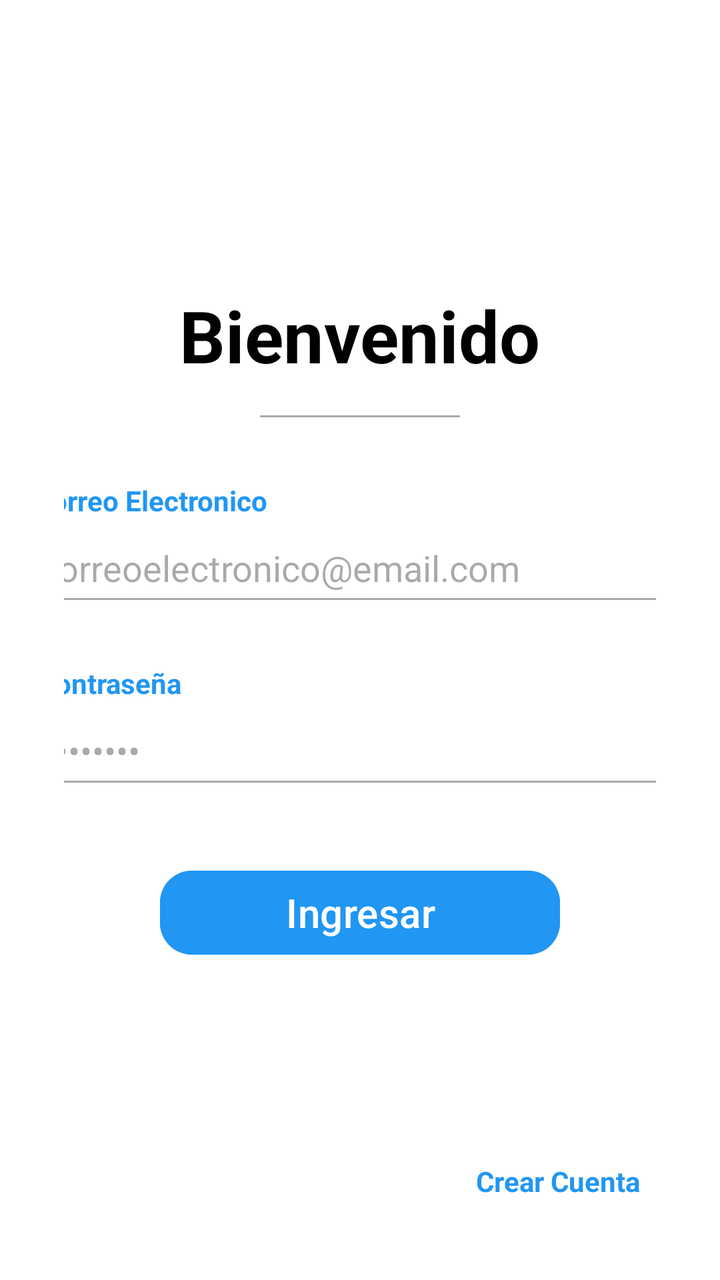
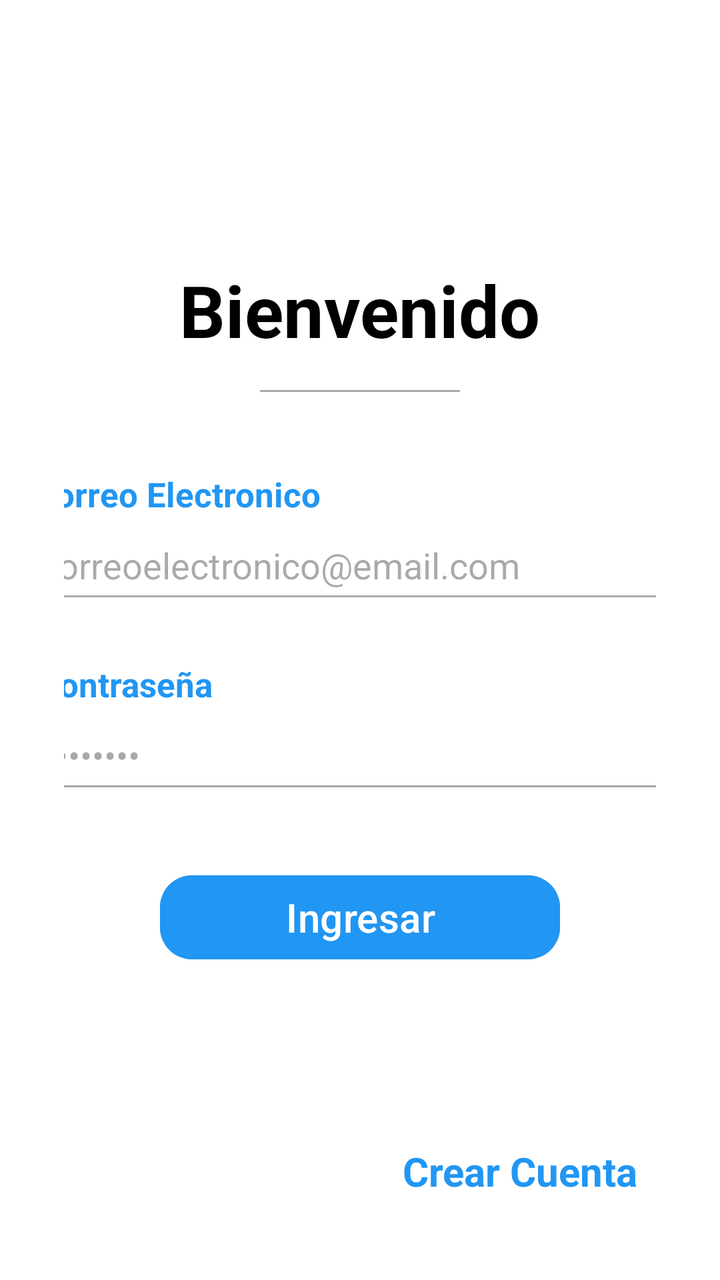

An Android layout rendered at two revisions. The XML below is the earlier revision; the diff shows what the commit changed to produce the second picture.
<!-- AndroidManifest.xml: application theme Theme.Monitoreo_de_Aire -->
<!-- res/layout/activity_login.xml -->
<?xml version="1.0" encoding="utf-8"?>
<LinearLayout xmlns:android="http://schemas.android.com/apk/res/android"
    xmlns:app="http://schemas.android.com/apk/res-auto"
    android:layout_width="match_parent"
    android:id="@+id/main"
    android:layout_height="match_parent"
    android:orientation="vertical"
    android:padding="32dp"
    android:gravity="center_horizontal"
    android:background="#FFFFFF">

    
    <Space
        android:layout_width="264dp"
        android:layout_height="20dp"
        android:layout_weight="1" />

    <TextView
        android:layout_width="wrap_content"
        android:layout_height="wrap_content"
        android:text="@string/textLogin"
        android:textSize="36sp"
        android:textStyle="bold"
        android:textColor="#000000" />

    <View
        android:layout_width="100dp"
        android:layout_height="1dp"
        android:layout_marginTop="16dp"
        android:layout_marginBottom="32dp"
        android:background="#A9A9A9" />

    
    <TextView
        android:layout_width="327dp"
        android:layout_height="wrap_content"
        android:text="@string/inputCorreoUsuario"
        android:textColor="#2196F3"
        android:textSize="14sp"
        android:textStyle="bold" />

    <EditText
        android:id="@+id/correo"
        android:layout_width="329dp"
        android:layout_height="wrap_content"
        android:layout_marginBottom="24dp"
        android:backgroundTint="#A9A9A9"
        android:hint="@string/placeholderCorreoUsuario"
        android:inputType="textEmailAddress"
        android:paddingVertical="12dp" />

    
    <TextView
        android:layout_width="323dp"
        android:layout_height="wrap_content"
        android:text="@string/inputContraseña"
        android:textColor="#2196F3"
        android:textSize="14sp"
        android:textStyle="bold" />

    <EditText
        android:id="@+id/contrasena"
        android:layout_width="324dp"
        android:layout_height="wrap_content"
        android:layout_marginBottom="32dp"
        android:backgroundTint="#A9A9A9"
        android:hint="••••••••"
        android:inputType="textPassword"
        android:paddingVertical="12dp" />

    <Button
        android:id="@+id/btnLogin"
        android:layout_width="200dp"
        android:layout_height="50dp"
        android:text="@string/btnIngresar"
        android:textSize="20sp"
        android:textColor="#FFFFFF"
        android:backgroundTint="#2196F3"
        app:cornerRadius="16dp" />

    
    <Space
        android:layout_width="match_parent"
        android:layout_height="0dp"
        android:layout_weight="1" />

    <TextView
        android:id="@+id/tvCreateAccount"
        android:layout_width="wrap_content"
        android:layout_height="wrap_content"
        android:layout_gravity="end"
        android:text="@string/btnCrearCuenta"
        android:textColor="#2196F3"
        android:textStyle="bold"
        android:padding="8dp" />

</LinearLayout>
<!-- resources referenced by this layout -->
<resources>
  <string name="btnCrearCuenta">Crear Cuenta</string>
  <string name="btnIngresar">Ingresar</string>
  <string name="inputCorreoUsuario">Correo Electronico</string>
  <string name="placeholderCorreoUsuario">correoelectronico@email.com</string>
  <string name="textLogin">Bienvenido</string>
  <style name="Theme.Monitoreo_de_Aire" parent="Base.Theme.Monitoreo_de_Aire" />
  <style name="Base.Theme.Monitoreo_de_Aire" parent="Theme.Material3.DayNight.NoActionBar">
          
          
      </style>
</resources>

<!-- the commit's change to res/layout/activity_login.xml (unified diff, before → after) -->
@@ -30,13 +30,18 @@
         android:layout_marginBottom="32dp"
         android:background="#A9A9A9" />
 
+    <Space
+        android:layout_width="match_parent"
+        android:layout_height="0dp"
+        android:layout_weight="0.1" />
+
     
     <TextView
         android:layout_width="327dp"
         android:layout_height="wrap_content"
         android:text="@string/inputCorreoUsuario"
         android:textColor="#2196F3"
-        android:textSize="14sp"
+        android:textSize="17sp"
         android:textStyle="bold" />
 
     <EditText
@@ -55,7 +60,7 @@
         android:layout_height="wrap_content"
         android:text="@string/inputContraseña"
         android:textColor="#2196F3"
-        android:textSize="14sp"
+        android:textSize="17sp"
         android:textStyle="bold" />
 
     <EditText
@@ -89,9 +94,10 @@
         android:layout_width="wrap_content"
         android:layout_height="wrap_content"
         android:layout_gravity="end"
+        android:padding="9dp"
         android:text="@string/btnCrearCuenta"
         android:textColor="#2196F3"
-        android:textStyle="bold"
-        android:padding="8dp" />
+        android:textSize="20sp"
+        android:textStyle="bold" />
 
 </LinearLayout>
